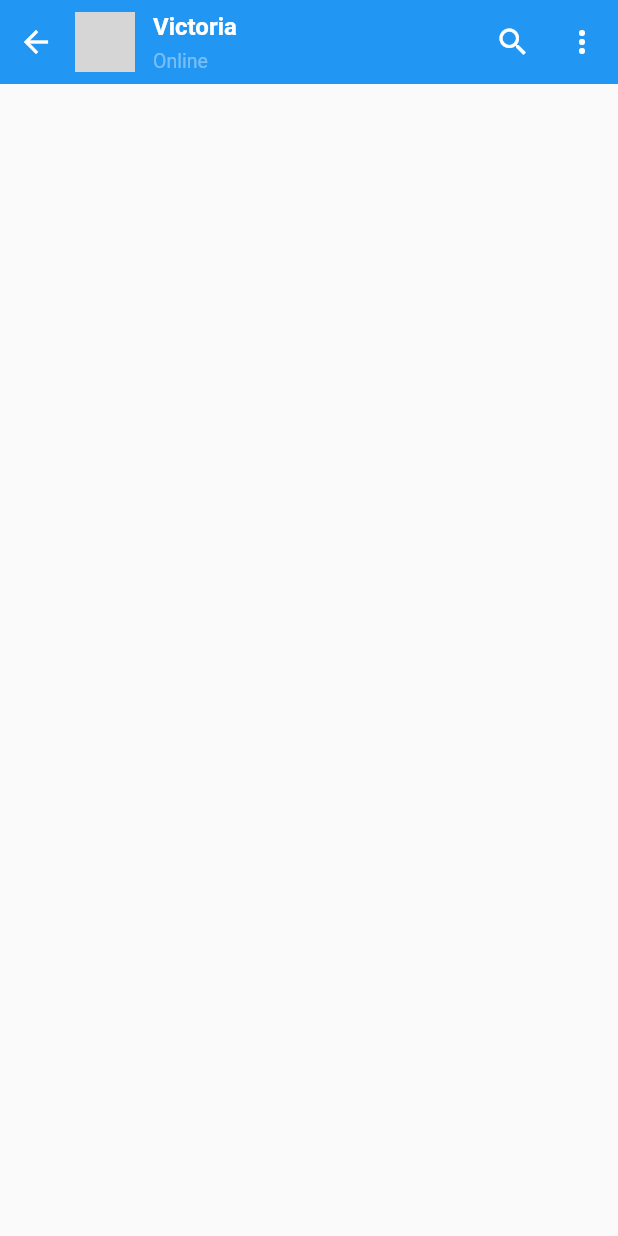
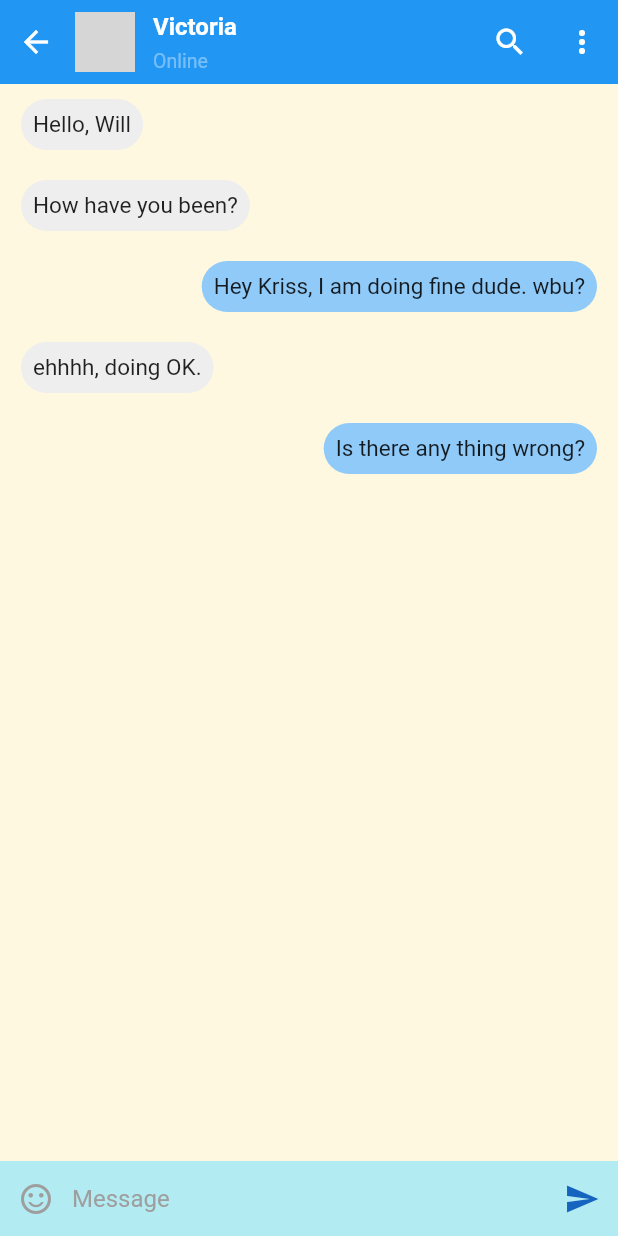
Before and after one commit to procrastine-inc/minimalistic-telegram, a Flutter app: the screen it shows after launch, after a tap on "Victoria", on a phone screen of 412 x 824 dp. Run offline on Flutter 3.47's test engine with Material 2 defaults, Android fonts, the phone set to English and light mode, and no system bars; network calls fail; grey boxes are pictures that could not be loaded.

Commit message:
wip chat: add messages list

```diff
--- a/lib/components/ChatBlock/index.dart
+++ b/lib/components/ChatBlock/index.dart
@@ -12,7 +12,7 @@ class ChatBlock extends StatelessWidget {
     return ListTile(
       leading: const ChatAvatar(),
       title: const ChatTopRow(),
-      subtitle: const ChatMessage(),
+      subtitle: const ChatMessagePreview(),
       // tileColor: theme.colorScheme.background,
       onTap: () {
         Navigator.push(context, CupertinoPageRoute(builder: (context) {
@@ -101,8 +101,8 @@ class ChatTimeAndStatus extends StatelessWidget {
   }
 }
 
-class ChatMessage extends StatelessWidget {
-  const ChatMessage({super.key});
+class ChatMessagePreview extends StatelessWidget {
+  const ChatMessagePreview({super.key});
 
   @override
   Widget build(BuildContext context) {
--- /dev/null
+++ b/lib/models/chatMessageModel.dart
@@ -0,0 +1,5 @@
+class ChatMessage {
+  String messageContent;
+  String messageType;
+  ChatMessage({required this.messageContent, required this.messageType});
+}
--- a/lib/pages/ChatBasePage.dart
+++ b/lib/pages/ChatBasePage.dart
@@ -1,4 +1,16 @@
 import 'package:flutter/material.dart';
+import 'package:minimalistic_telegram/models/chatMessageModel.dart';
+
+List<ChatMessage> messages = [
+  ChatMessage(messageContent: "Hello, Will", messageType: "receiver"),
+  ChatMessage(messageContent: "How have you been?", messageType: "receiver"),
+  ChatMessage(
+      messageContent: "Hey Kriss, I am doing fine dude. wbu?",
+      messageType: "sender"),
+  ChatMessage(messageContent: "ehhhh, doing OK.", messageType: "receiver"),
+  ChatMessage(
+      messageContent: "Is there any thing wrong?", messageType: "sender"),
+];
 
 class ChatBasePage extends StatefulWidget {
   const ChatBasePage({super.key});
@@ -11,7 +23,122 @@ class _ChatBasePageState extends State<ChatBasePage> {
   @override
   Widget build(BuildContext context) {
     return Scaffold(
-        appBar: AppBar(
+      backgroundColor: Colors.amber.shade50,
+      appBar: const ChatAppBar(),
+      body: const ChatBody(),
+    );
+  }
+}
+
+class ChatBody extends StatelessWidget {
+  const ChatBody({
+    Key? key,
+  }) : super(key: key);
+
+  @override
+  Widget build(BuildContext context) {
+    return Stack(
+      children: <Widget>[
+        const ChatMessages(),
+        Align(
+          alignment: Alignment.bottomLeft,
+          child: Container(
+            color: Colors.cyan.shade100,
+            height: 50,
+            width: double.infinity,
+            // color: Colors.white,
+            child: Row(
+              mainAxisAlignment: MainAxisAlignment.center,
+              crossAxisAlignment: CrossAxisAlignment.center,
+              children: [
+                IconButton(
+                  icon: const Icon(Icons.sentiment_satisfied_alt_outlined),
+                  onPressed: () {},
+                  color: Colors.grey,
+                ),
+                const Expanded(
+                  child: TextField(
+                    decoration: InputDecoration(
+                      hintText: "Message",
+                      hintStyle: TextStyle(color: Colors.grey),
+                      border: InputBorder.none,
+                    ),
+                  ),
+                ),
+                IconButton(
+                    onPressed: () {},
+                    icon: Icon(
+                      Icons.send,
+                      color: Colors.blue.shade800,
+                    )),
+              ],
+            ),
+          ),
+        ),
+      ],
+    );
+  }
+}
+
+class ChatMessages extends StatelessWidget {
+  const ChatMessages({
+    Key? key,
+  }) : super(key: key);
+
+  @override
+  Widget build(BuildContext context) {
+    return ListView(
+      children: [
+        ...messages.map((e) =>
+            ChatBubble(message: e.messageContent, messageType: e.messageType))
+      ],
+    );
+  }
+}
+
+class ChatBubble extends StatelessWidget {
+  final String message;
+  final String messageType;
+  const ChatBubble({
+    Key? key,
+    required this.message,
+    required this.messageType,
+  }) : super(key: key);
+
+  @override
+  Widget build(BuildContext context) {
+    return Container(
+      padding: const EdgeInsets.only(left: 14, right: 14, top: 10, bottom: 10),
+      child: Align(
+        alignment: (messageType == "receiver"
+            ? Alignment.topLeft
+            : Alignment.topRight),
+        child: Container(
+          decoration: BoxDecoration(
+            borderRadius: BorderRadius.circular(20),
+            color: (messageType == "receiver"
+                ? Colors.grey.shade200
+                : Colors.blue[200]),
+          ),
+          padding: const EdgeInsets.all(8),
+          child: Text(
+            message,
+            style: const TextStyle(fontSize: 15),
+          ),
+        ),
+      ),
+    );
+  }
+}
+
+class ChatAppBar extends StatelessWidget with PreferredSizeWidget {
+  const ChatAppBar({
+    Key? key,
+  }) : super(key: key);
+
+  @override
+  Widget build(BuildContext context) {
+    return AppBar(
       elevation: 0,
       automaticallyImplyLeading: false,
       flexibleSpace: SafeArea(
@@ -33,7 +160,7 @@ class _ChatBasePageState extends State<ChatBasePage> {
               ),
               const CircleAvatar(
                 backgroundImage: NetworkImage(
-                        "<https://randomuser.me/api/portraits/men/5.jpg>"),
+                    "https://randomuser.me/api/portraits/women/5.jpg"),
                 maxRadius: 20,
               ),
               const SizedBox(
@@ -69,13 +196,12 @@ class _ChatBasePageState extends State<ChatBasePage> {
         ),
       ),
       actions: [
-            const Icon(
+        IconButton(
+            onPressed: () {},
+            icon: const Icon(
               Icons.search,
               color: Colors.white,
-            ),
-            const SizedBox(
-              width: 10,
-            ),
+            )),
         PopupMenuButton(
             color: Colors.white,
             itemBuilder: (context) => [
@@ -92,7 +218,9 @@ class _ChatBasePageState extends State<ChatBasePage> {
                   ),
                 ])
       ],
-        ),
-        body: Container());
+    );
   }
+
+  @override
+  Size get preferredSize => Size.fromHeight(AppBar().preferredSize.height);
 }
```
Lines whose indentation alone changed are shown as unchanged.
